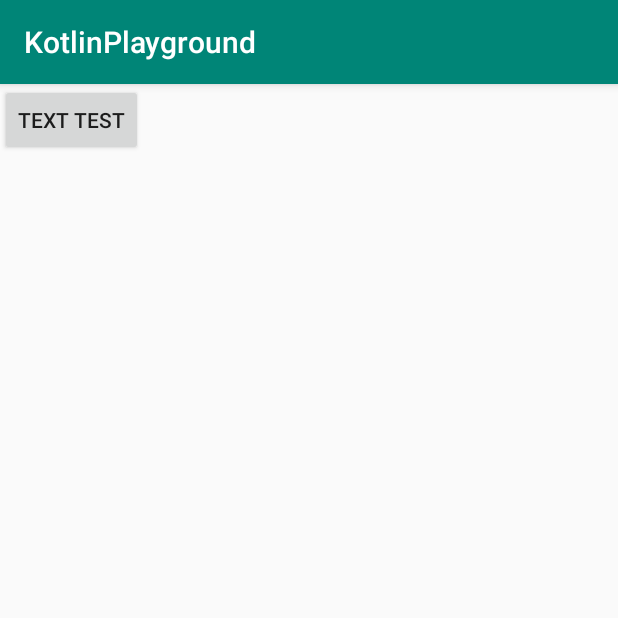
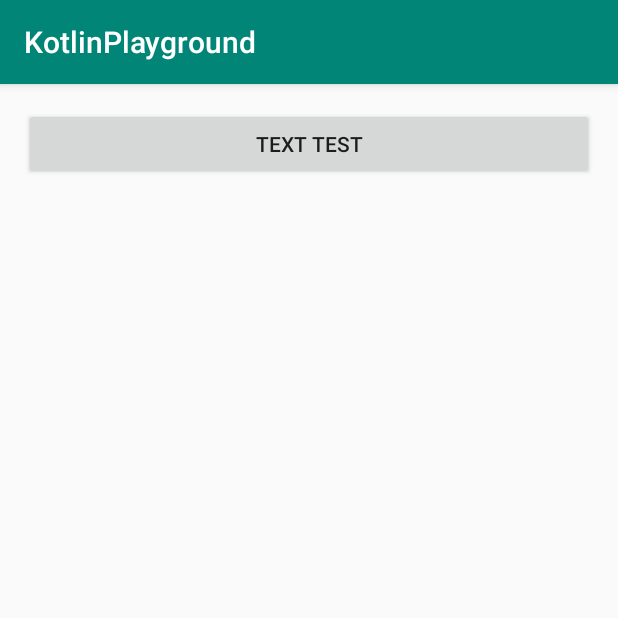
Before and after one commit to tochanenko/AndroidPlaygroundApp, an Android app: the screen it shows after launch (MainActivity), on a phone screen of 412 x 824 dp, the top half of it. Run offline under Robolectric (Android 15) with nearby library versions, the phone set to English and light mode, and no system bars.

Commit message:
Moved strings to resources file and changed button view

```diff
--- a/playground/app/src/main/res/layout/activity_main.xml
+++ b/playground/app/src/main/res/layout/activity_main.xml
@@ -13,8 +13,11 @@
 
 
         <Button
-                android:text="Text Test"
-                android:layout_width="wrap_content"
-                android:layout_height="wrap_content" android:id="@+id/textTestButton"/>
+                android:text="@string/text_test"
+                android:layout_width="0dp"
+                android:layout_height="wrap_content" android:id="@+id/textTestButton"
+                app:layout_constraintTop_toTopOf="parent" android:layout_marginTop="16dp"
+                app:layout_constraintStart_toStartOf="parent" android:layout_marginStart="16dp"
+                app:layout_constraintEnd_toEndOf="parent" android:layout_marginEnd="16dp"/>
     </android.support.constraint.ConstraintLayout>
 </ScrollView>
--- a/playground/app/src/main/res/layout/activity_text_test.xml
+++ b/playground/app/src/main/res/layout/activity_text_test.xml
@@ -37,7 +37,7 @@ tools:context=".TextTest">
             app:layout_constraintEnd_toEndOf="parent"
             android:layout_marginEnd="16dp"/>
     <CheckBox
-            android:text="Bold Text"
+            android:text="@string/bold_text"
             android:layout_width="0dp"
             android:layout_height="wrap_content"
             android:id="@+id/checkBox"
--- a/playground/app/src/main/res/values/strings.xml
+++ b/playground/app/src/main/res/values/strings.xml
@@ -2,4 +2,6 @@
     <string name="app_name">KotlinPlayground</string>
     <string name="hello">Hello!</string>
     <string name="button_string">New Button</string>
+    <string name="text_test">Text Test</string>
+    <string name="bold_text">Bold Text</string>
 </resources>
```
